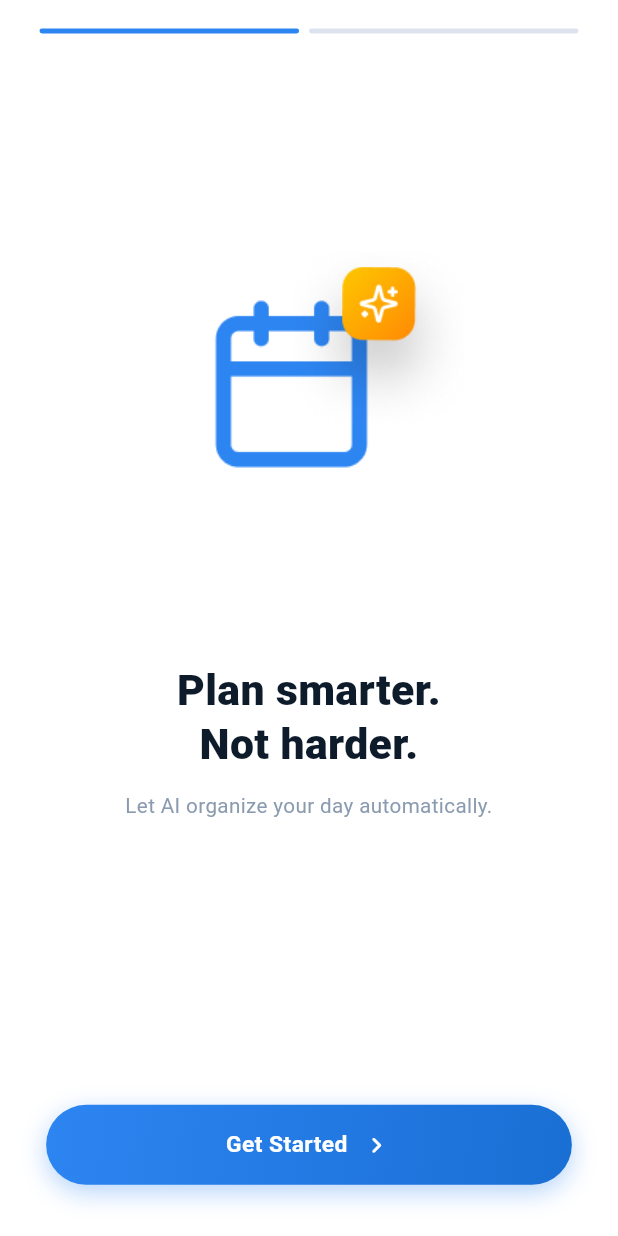
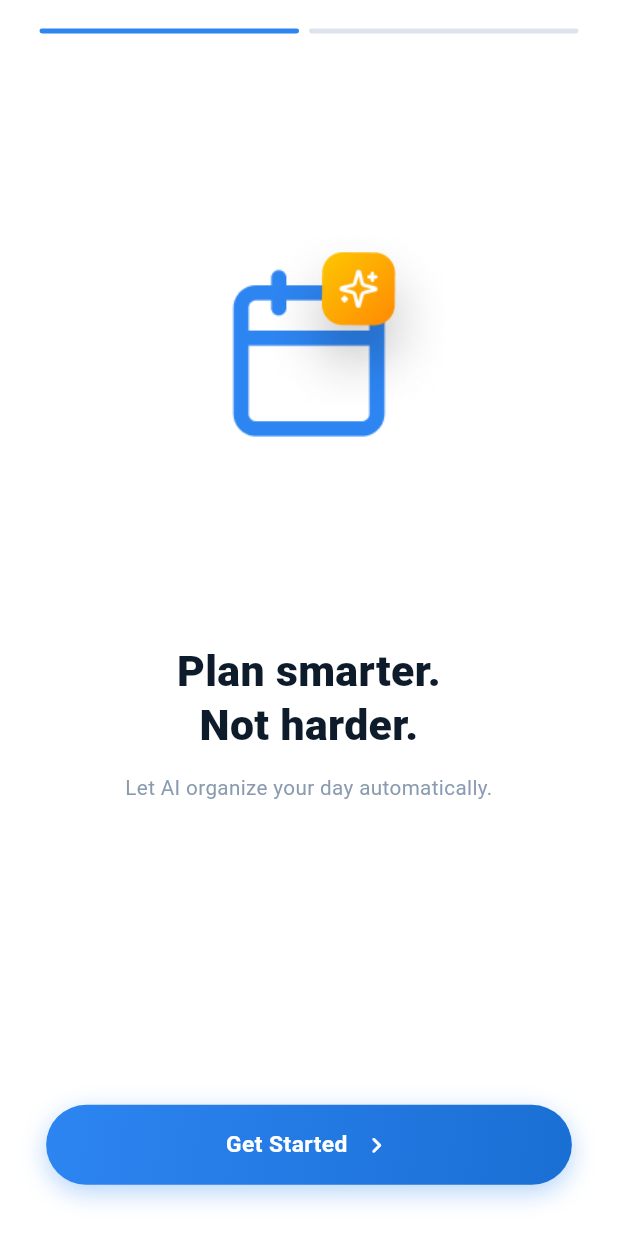
Before and after one commit to Mustafa-2097/shuhri, a Flutter app: the screen it shows after launch, on a phone screen of 412 x 824 dp. Run offline on Flutter 3.47's test engine with Material 3 defaults, Android fonts, the light colour scheme and no system bars; our stand-ins replace device_preview, flutter_easyloading, flutter_screenutil, get, google_fonts, image_picker and 4 more.

Commit message:
Solve Onboarding icon center issue

```diff
--- a/lib/core/constant/widgets/app_logo_stack.dart
+++ b/lib/core/constant/widgets/app_logo_stack.dart
@@ -13,30 +13,28 @@ class AppLogoStack extends StatelessWidget {
     final double badgeSize = boxSize * .95;
 
     return SizedBox(
-      width: boxSize + badgeSize * 0.5, // extra room so badge isn't clipped
-      height: boxSize + badgeSize * 0.25,
+      width: boxSize,
+      height: boxSize,
       child: Stack(
         clipBehavior: Clip.none,
+        alignment: Alignment.center,
         children: [
           /// ── Calendar icon ─────────────────────────────────────────
-          Positioned(
-            bottom: 0,
-            left: 17,
-            child: Image.asset(
-              ImagePath.splash01,
-              width: boxSize,
-              fit: BoxFit.contain,
-            ),
+          Image.asset(
+            ImagePath.splash01,
+            width: boxSize,
+            height: boxSize,
+            fit: BoxFit.contain,
           ),
 
           /// ── Sparkle / AI badge (top-right) ────────────────────────
           Positioned(
-            top: 0,
-            right: -15,
-
+            top: -boxSize * 0.15,
+            right: -boxSize * 0.25,
             child: Image.asset(
               ImagePath.splash02,
               width: badgeSize,
+              height: badgeSize,
               fit: BoxFit.contain,
             ),
           ),
```
